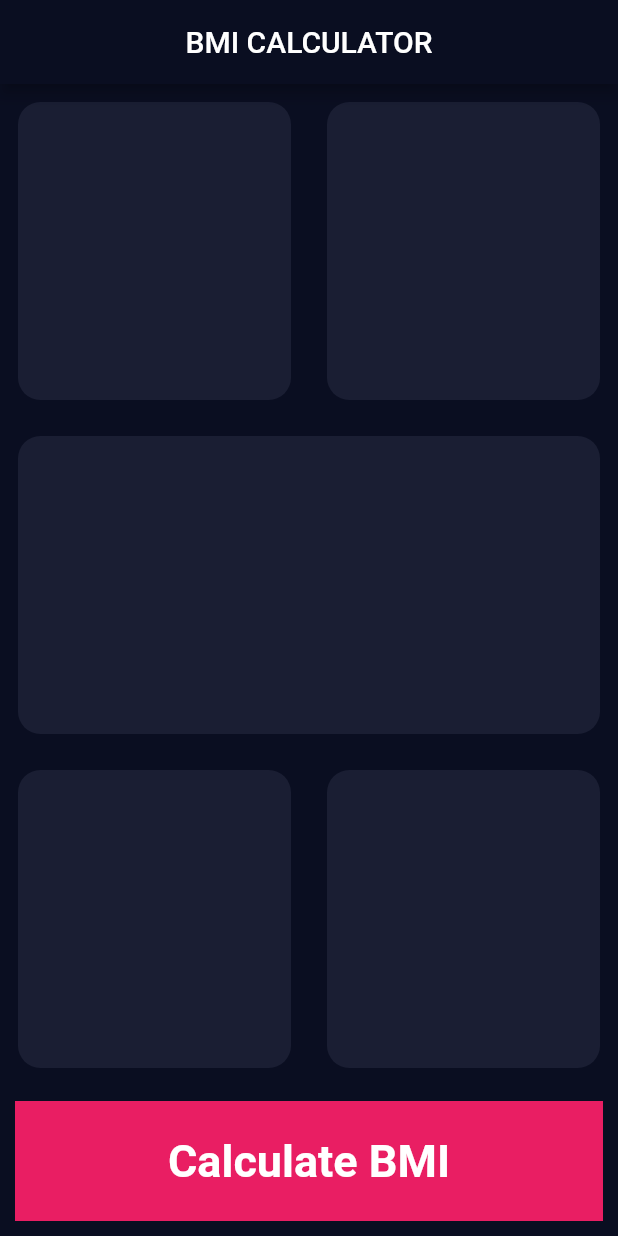
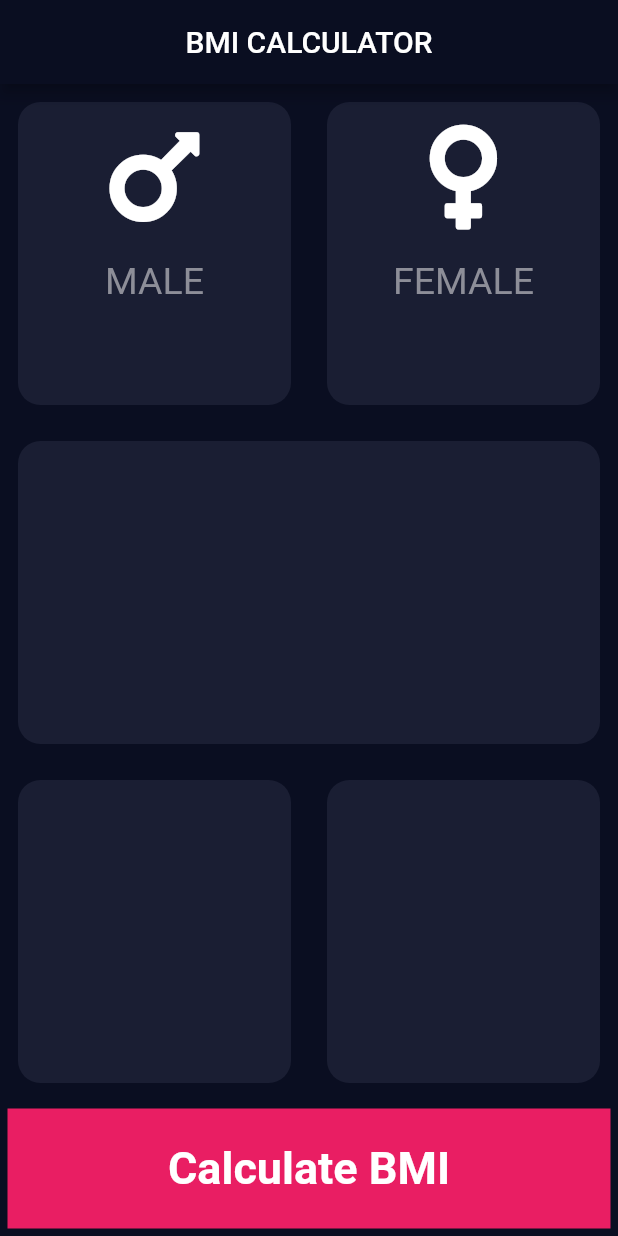
Before and after one commit to suesalito/BmiCalculator, a Flutter app: the screen it shows after launch, on a phone screen of 412 x 824 dp. Run offline on Flutter 3.47's test engine with Material 2 defaults, Android fonts, the phone set to English and light mode, and no system bars; our stand-ins replace font_awesome_flutter.

Commit message:
commit first 2 icons

```diff
--- a/lib/input_page.dart
+++ b/lib/input_page.dart
@@ -1,7 +1,9 @@
 import 'package:flutter/material.dart';
+import 'package:font_awesome_flutter/font_awesome_flutter.dart';
 
 const double buttomContainerHeight = 80.0;
 const activeColor = Color(0xFF1A1E33);
+const buttomBarColor = Colors.pink;
 
 class InputPage extends StatefulWidget {
   @override
@@ -34,10 +36,16 @@ class _InputPageState extends State<InputPage> {
               // top row
               children: <Widget>[
                 Expanded(
-                  child: ReusableCard(bgColor: activeColor),
+                  child: ReusableCard(
+                    bgColor: activeColor,
+                    childWidget: IconContent(FontAwesomeIcons.mars, 'MALE'),
+                  ),
                 ),
                 Expanded(
-                  child: ReusableCard(bgColor: activeColor),
+                  child: ReusableCard(
+                    bgColor: activeColor,
+                    childWidget: IconContent(FontAwesomeIcons.venus, 'FEMALE'),
+                  ),
                 )
               ],
             ),
@@ -64,8 +72,9 @@ class _InputPageState extends State<InputPage> {
               'Calculate BMI',
               style: TextStyle(fontWeight: FontWeight.bold, fontSize: 30),
             )),
-            color: Colors.pink,
-            margin: EdgeInsets.all(10),
+            color: buttomBarColor,
+            margin: EdgeInsets.all(5),
+            //decoration: BoxDecoration(color: buttomBarColor, borderRadius: BorderRadius.circular(15)),
             width: double.infinity,
             height: buttomContainerHeight,
           )
@@ -78,17 +87,50 @@ class _InputPageState extends State<InputPage> {
   }
 }
 
+class IconContent extends StatelessWidget {
+  // const IconContent({
+  //   Key key,
+  // }) : super(key: key);
+  IconData icon;
+  String word;
+  IconContent(this.icon, this.word);
+
+  @override
+  Widget build(BuildContext context) {
+    return Column(
+      children: <Widget>[
+        SizedBox(
+          height: 10,
+        ),
+        Icon(
+          icon,
+          size: 80,
+        ),
+        SizedBox(
+          height: 15.0,
+        ),
+        Text(
+          word,
+          style: TextStyle(fontSize: 25, color: Color(0xFF8D8E98)),
+        )
+      ],
+    );
+  }
+}
+
 class ReusableCard extends StatelessWidget {
   // No need to use for this app.
   // const ReusableCard({
   //   Key key,
   // }) : super(key: key);
   final Color bgColor;
-  ReusableCard({@required this.bgColor});
+  final Widget childWidget;
+  ReusableCard({@required this.bgColor, this.childWidget});
 
   @override
   Widget build(BuildContext context) {
     return Container(
+      child: childWidget,
       margin: EdgeInsets.all(12),
       decoration: BoxDecoration(color: bgColor, borderRadius: BorderRadius.circular(15)),
     );
--- a/lib/main.dart
+++ b/lib/main.dart
@@ -7,11 +7,12 @@ class BMICalculator extends StatelessWidget {
   @override
   Widget build(BuildContext context) {
     return MaterialApp(
-      theme: ThemeData(
-          primaryColor: Color((0xFF0A0E21)),
-          accentColor: Color(0xFFFA9191),
-          scaffoldBackgroundColor: Color(0xFF0A0E21),
-          textTheme: TextTheme(bodyText2: TextStyle(color: Colors.white))),
+      theme: ThemeData.dark().copyWith(
+        primaryColor: Color((0xFF0A0E21)),
+        //accentColor: Color(0xFFFA9191),
+        scaffoldBackgroundColor: Color(0xFF0A0E21),
+        //textTheme: TextTheme(bodyText2: TextStyle(color: Colors.white)),
+      ),
       home: InputPage(),
     );
   }
--- a/pubspec.yaml
+++ b/pubspec.yaml
@@ -11,6 +11,7 @@ dependencies:
     sdk: flutter
 
   cupertino_icons: ^0.1.2
+  font_awesome_flutter: ^8.4.0
 
 dev_dependencies:
   flutter_test:
```
